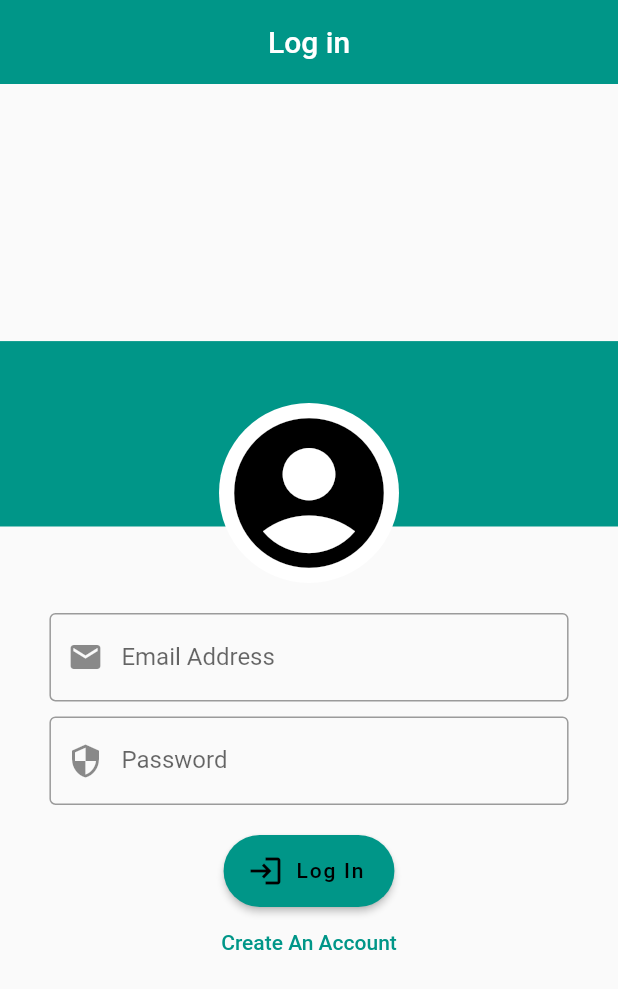
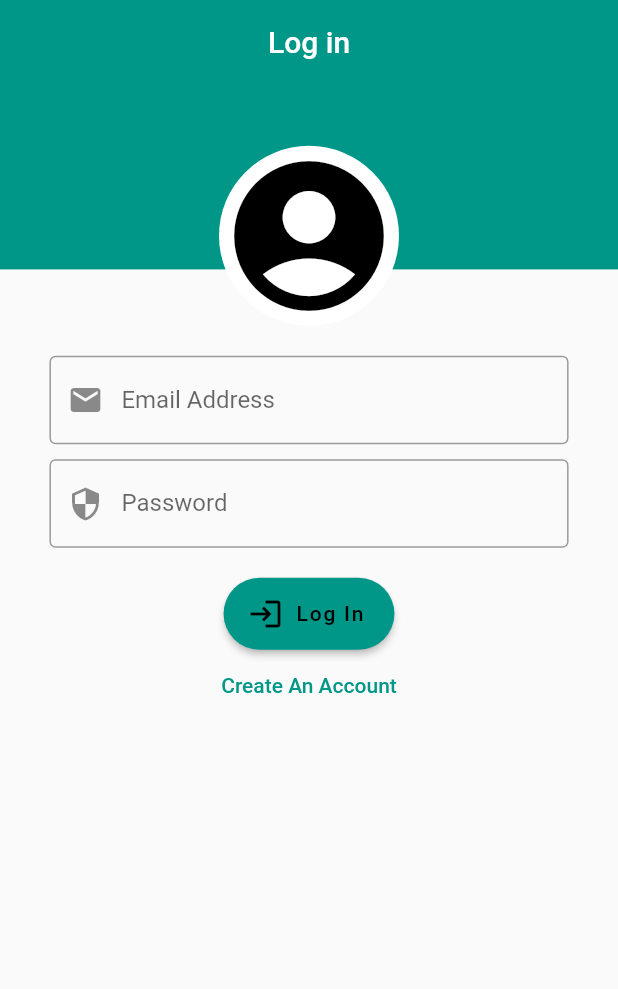
Before and after one commit to Cybertron-Avneesh/Hackademic-Ghumakkad, a Flutter app: the screen it shows after launch, on a phone screen of 412 x 824 dp. Shown: the top 989 px of the screen. Run offline on Flutter 3.47's test engine with Material 2 defaults, Android fonts, the phone set to English and light mode, and no system bars; our stand-ins replace cloud_firestore, firebase_auth, firebase_core, flare_flutter, font_awesome_flutter; missing offline and left inert: qr_code_scanner; accounts and stored records are empty.

Commit message:
Make a change in the Login Card

```diff
--- a/lib/widgets/login_card.dart
+++ b/lib/widgets/login_card.dart
@@ -70,34 +70,32 @@ class _LoginCardState extends State<LoginCard> {
 
   @override
   Widget build(BuildContext context) {
-    return Stack(
+    return Container(
+      alignment: Alignment.topCenter,
+      child: Stack(
         children: [
           Container(
-          height: MediaQuery.of(context).size.height*0.15,
+            height: MediaQuery.of(context).size.height * 0.15,
             width: MediaQuery.of(context).size.width,
             color: Theme.of(context).primaryColor,
-
-
           ),
           Container(
-
-
             padding: EdgeInsets.only(
-          left:MediaQuery.of(context).size.height*0.04 ,
-          right: MediaQuery.of(context).size.height*0.04,
-
+              left: MediaQuery.of(context).size.height * 0.04,
+              right: MediaQuery.of(context).size.height * 0.04,
             ),
             // height: MediaQuery.of(context).size.height,
             child: SingleChildScrollView(
               child: Column(
                 crossAxisAlignment: CrossAxisAlignment.center,
                 children: [
-                SizedBox(height:MediaQuery.of(context).size.height*0.05  ,),
-
+                  SizedBox(
+                    height: MediaQuery.of(context).size.height * 0.05,
+                  ),
                   Align(
                     child: CircleAvatar(
                       radius: 60,
-                    backgroundColor:Colors.white,
+                      backgroundColor: Colors.white,
                       child: Icon(
                         Icons.account_circle,
                         color: Colors.black,
@@ -186,9 +184,8 @@ class _LoginCardState extends State<LoginCard> {
               ),
             ),
           ),
-
         ],
-
+      ),
     );
   }
 }
```
Lines whose indentation alone changed are shown as unchanged.
